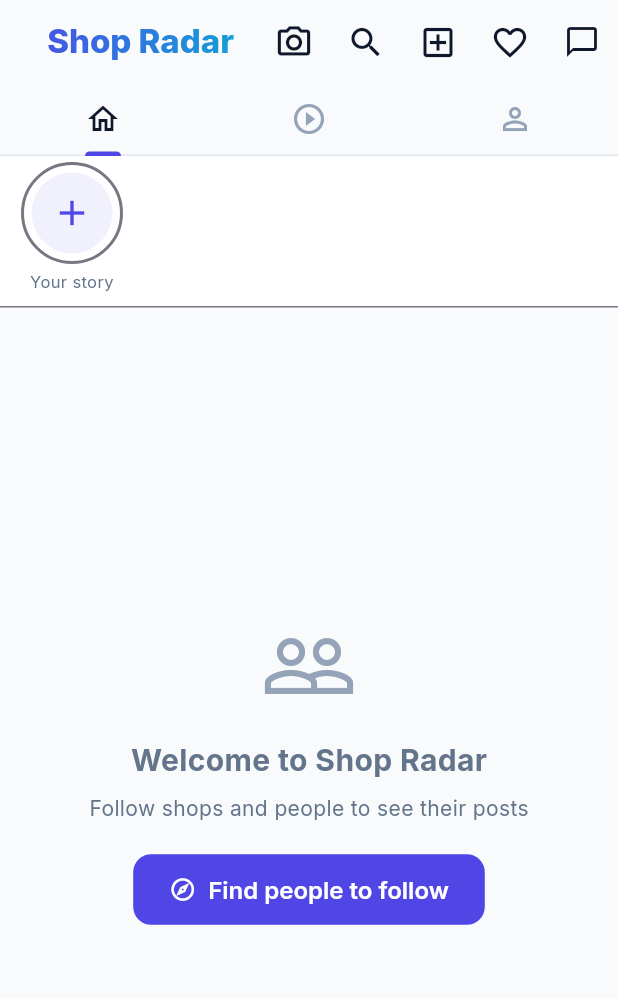
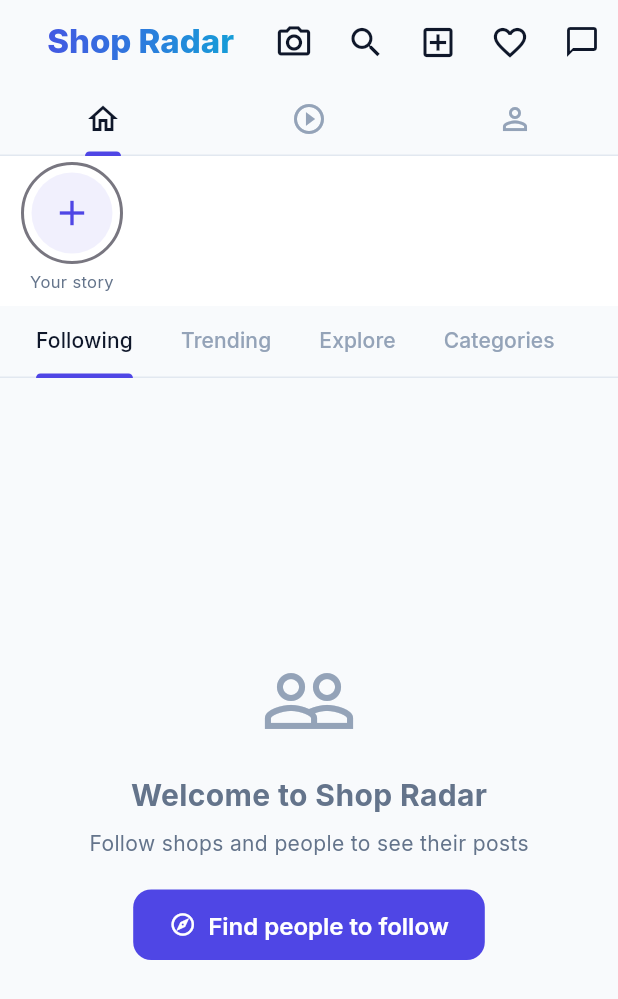
Before and after one commit to MD-ISTYAK/shop_radar, a Flutter app: the SocialScreen screen opened by its route, on a phone screen of 412 x 824 dp. Shown: the top 999 px of the screen. Run offline on Flutter 3.47's test engine with Material 3 defaults, Android fonts, the phone set to English and light mode, and no system bars; our stand-ins replace cached_network_image, camera, dio, file_picker, firebase_core, firebase_crashlytics and 18 more; missing offline and left inert: gal, mobile_scanner, network_info_plus; accounts and stored records are empty; network calls fail.

Commit message:
social media build with new features

```diff
--- /dev/null
+++ b/store_for_me/lib/features/social/data/models/post_model.dart
@@ -0,0 +1,96 @@
+class PostModel {
+  final String id;
+  final String userId;
+  final String caption;
+  final String type;
+  final List<MediaModel> media;
+  final UserSnapshot userSnapshot;
+  final int likesCount;
+  final int commentsCount;
+  final bool isLiked;
+  final bool isHidden;
+  final DateTime createdAt;
+
+  PostModel({
+    required this.id,
+    required this.userId,
+    required this.caption,
+    required this.type,
+    required this.media,
+    required this.userSnapshot,
+    required this.likesCount,
+    required this.commentsCount,
+    required this.isLiked,
+    required this.isHidden,
+    required this.createdAt,
+  });
+
+  factory PostModel.fromJson(Map<String, dynamic> json) {
+    return PostModel(
+      id: json['_id'] ?? '',
+      userId: json['userId'] is Map ? json['userId']['_id'] : (json['userId'] ?? ''),
+      caption: json['caption'] ?? json['content'] ?? '',
+      type: json['type'] ?? 'post',
+      media: (json['media'] as List<dynamic>?)
+              ?.map((e) => MediaModel.fromJson(e as Map<String, dynamic>))
+              .toList() ??
+          _parseLegacyMedia(json),
+      userSnapshot: UserSnapshot.fromJson(json['userSnapshot'] ?? {}),
+      likesCount: json['likesCount'] ?? 0,
+      commentsCount: json['commentsCount'] ?? 0,
+      isLiked: json['isLiked'] ?? false,
+      isHidden: json['isHidden'] ?? false,
+      createdAt: json['createdAt'] != null
+          ? DateTime.parse(json['createdAt'])
+          : DateTime.now(),
+    );
+  }
+
+  // Helper to handle legacy backward-compatible fields in MongoDB
+  static List<MediaModel> _parseLegacyMedia(Map<String, dynamic> json) {
+    List<MediaModel> mediaList = [];
+    if (json['images'] != null && (json['images'] as List).isNotEmpty) {
+      for (var url in json['images']) {
+        mediaList.add(MediaModel(url: url, type: 'image'));
+      }
+    } else if (json['mediaUrl'] != null && json['mediaUrl'].toString().isNotEmpty) {
+      mediaList.add(MediaModel(url: json['mediaUrl'], type: json['mediaType'] ?? 'image'));
+    } else if (json['videoUrl'] != null && json['videoUrl'].toString().isNotEmpty) {
+       mediaList.add(MediaModel(
+           url: json['videoUrl'],
+           type: 'video',
+           thumbnailUrl: json['thumbnailUrl']));
+    }
+    return mediaList;
+  }
+}
+
+class MediaModel {
+  final String url;
+  final String type;
+  final String? thumbnailUrl;
+
+  MediaModel({required this.url, required this.type, this.thumbnailUrl});
+
+  factory MediaModel.fromJson(Map<String, dynamic> json) {
+    return MediaModel(
+      url: json['url'] ?? '',
+      type: json['type'] ?? 'image',
+      thumbnailUrl: json['thumbnailUrl'],
+    );
+  }
+}
+
+class UserSnapshot {
+  final String username;
+  final String avatarUrl;
+
+  UserSnapshot({required this.username, required this.avatarUrl});
+
+  factory UserSnapshot.fromJson(Map<String, dynamic> json) {
+    return UserSnapshot(
+      username: json['username'] ?? '',
+      avatarUrl: json['avatarUrl'] ?? '',
+    );
+  }
+}
--- a/store_for_me/lib/presentation/screens/social_screen.dart
+++ b/store_for_me/lib/presentation/screens/social_screen.dart
@@ -120,49 +120,7 @@
     );
   }
 
-  Widget _buildFeedTab() {
-    final social = ref.watch(socialProvider);
-    final auth = ref.watch(authProvider);
-    final currentUserId = auth.user?.id ?? '';
-
-    return RefreshIndicator(
-      onRefresh: () async {
-        await Future.wait([
-          ref.read(socialProvider.notifier).fetchFeed(),
-          ref.read(socialProvider.notifier).fetchStories(),
-        ]);
-      },
-      child: social.isLoading
-          ? _buildShimmerFeed()
-          : CustomScrollView(
-              controller: _feedScrollController,
-              slivers: [
-                // ─── Stories Bar ───
-                SliverToBoxAdapter(
-                  child: _buildStoriesBar(social.stories),
-                ),
-                // ─── Divider ───
-                SliverToBoxAdapter(
-                  child: Divider(height: 1, color: Theme.of(context).dividerColor),
-                ),
-                // ─── Feed ───
-                if (social.feed.isEmpty)
-                  SliverFillRemaining(
-                    child: _buildEmptyFeed(),
-                  )
-                else
-                  SliverList(
-                    delegate: SliverChildBuilderDelegate(
-                      (context, index) {
-                        if (index == social.feed.length) {
-                          return social.isLoadingMore
-                              ? const Padding(
-                                  padding: EdgeInsets.all(16),
-                                  child: Center(child: CircularProgressIndicator(strokeWidth: 2)),
-                                )
-                              : const SizedBox(height: 80);
-                        }
-                        final post = social.feed[index];
+  Widget _buildPostCard(PostModel post, String currentUserId) {
     return PostCard(
       post: post,
       currentUserId: currentUserId,
@@ -185,10 +143,114 @@
         _tabController.animateTo(1);
       },
     );
-                      },
-                      childCount: social.feed.length + 1,
+  }
+
+  Widget _buildFeedTab() {
+    final social = ref.watch(socialProvider);
+    final auth = ref.watch(authProvider);
+    final currentUserId = auth.user?.id ?? '';
+
+    return DefaultTabController(
+      length: 4,
+      child: NestedScrollView(
+        controller: _feedScrollController,
+        headerSliverBuilder: (context, innerBoxIsScrolled) {
+          return [
+            SliverToBoxAdapter(
+              child: _buildStoriesBar(social.stories),
+            ),
+            SliverPersistentHeader(
+              pinned: true,
+              delegate: _SliverAppBarDelegate(
+                TabBar(
+                  isScrollable: true,
+                  indicatorColor: AppColors.primary,
+                  labelColor: Theme.of(context).textTheme.bodyLarge?.color,
+                  unselectedLabelColor: Theme.of(context).textTheme.bodySmall?.color,
+                  tabAlignment: TabAlignment.start,
+                  padding: const EdgeInsets.symmetric(horizontal: 8),
+                  tabs: const [
+                    Tab(text: 'Following'),
+                    Tab(text: 'Trending'),
+                    Tab(text: 'Explore'),
+                    Tab(text: 'Categories'),
+                  ],
                 ),
               ),
+            ),
+          ];
+        },
+        body: TabBarView(
+          children: [
+            // Tab 1: Following Feed
+            RefreshIndicator(
+              onRefresh: () async {
+                await Future.wait([
+                  ref.read(socialProvider.notifier).fetchFeed(),
+                  ref.read(socialProvider.notifier).fetchStories(),
+                ]);
+              },
+              child: social.isLoading
+                  ? _buildShimmerFeed()
+                  : (social.feed.isEmpty
+                      ? _buildEmptyFeed()
+                      : ListView.builder(
+                          padding: const EdgeInsets.only(top: 8),
+                          itemCount: social.feed.length + 1,
+                          itemBuilder: (context, index) {
+                            if (index == social.feed.length) {
+                              return social.isLoadingMore
+                                  ? const Padding(
+                                      padding: EdgeInsets.all(16),
+                                      child: Center(child: CircularProgressIndicator(strokeWidth: 2)),
+                                    )
+                                  : const SizedBox(height: 80);
+                            }
+                            return _buildPostCard(social.feed[index], currentUserId);
+                          },
+                        )),
+            ),
+            // Tab 2: Trending Feed (List View)
+            RefreshIndicator(
+              onRefresh: () => ref.read(socialProvider.notifier).fetchExplore(),
+              child: social.explore.isEmpty
+                  ? const Center(child: CircularProgressIndicator())
+                  : ListView.builder(
+                      padding: const EdgeInsets.only(top: 8),
+                      itemCount: social.explore.length,
+                      itemBuilder: (context, index) {
+                        return _buildPostCard(social.explore[index], currentUserId);
+                      },
+                    ),
+            ),
+            // Tab 3: Explore (Grid View)
+            _buildExploreTab(),
+            // Tab 4: Categories
+            _buildCategoriesPlaceholder(),
+          ],
+        ),
+      ),
+    );
+  }
+
+  Widget _buildCategoriesPlaceholder() {
+    return Center(
+      child: Column(
+        mainAxisSize: MainAxisSize.min,
+        children: [
+          Icon(Icons.category_outlined, size: 64, color: Theme.of(context).textTheme.bodySmall?.color),
+          const SizedBox(height: 12),
+          const Text('Categories', style: TextStyle(fontSize: 20, fontWeight: FontWeight.w600)),
+          const SizedBox(height: 6),
+          Text(
+            'Discover posts by topics (Comedy, Tech, etc.)',
+            style: TextStyle(color: Theme.of(context).textTheme.bodyMedium?.color),
+          ),
+          const SizedBox(height: 20),
+          OutlinedButton(
+            onPressed: () {},
+            child: const Text('Coming Soon in Phase 2'),
+          )
         ],
       ),
     );
@@ -511,3 +573,26 @@
     );
   }
 }
+
+class _SliverAppBarDelegate extends SliverPersistentHeaderDelegate {
+  final TabBar _tabBar;
+  _SliverAppBarDelegate(this._tabBar);
+
+  @override
+  double get minExtent => _tabBar.preferredSize.height;
+  @override
+  double get maxExtent => _tabBar.preferredSize.height;
+
+  @override
+  Widget build(BuildContext context, double shrinkOffset, bool overlapsContent) {
+    return Container(
+      color: Theme.of(context).scaffoldBackgroundColor,
+      child: _tabBar,
+    );
+  }
+
+  @override
+  bool shouldRebuild(_SliverAppBarDelegate oldDelegate) {
+    return false;
+  }
+}
```
Also changed, not shown: store_for_me/lib/features/social/data/repositories/social_repository.dart (added, +96 -0 lines). Lines whose indentation alone changed are shown as unchanged.
